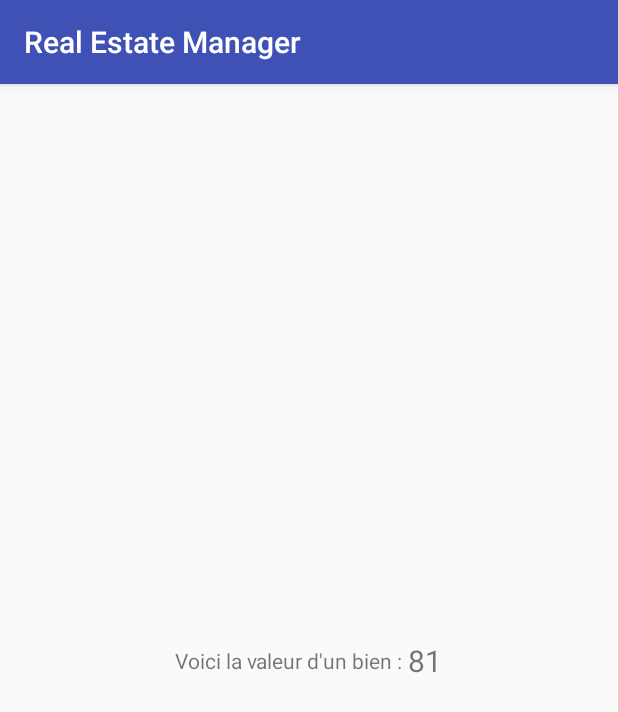
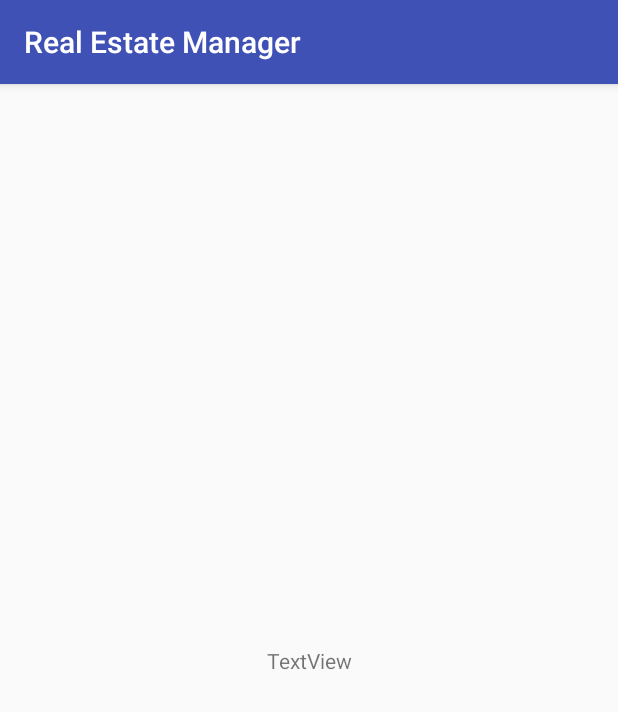
Before and after one commit to zood234/realestatemanager, an Android app: the screen it shows after launch (MainActivity before the commit, MainActivityKotlin after it), on a phone screen of 412 x 824 dp. Shown: the top 712 px of the screen. Run offline under Robolectric (Android 15) with nearby library versions, the phone set to English and light mode, and no system bars.

Commit message:
Refactor so i can use Kotlin

```diff
--- a/app/src/main/java/com/openclassrooms/realestatemanager/MainActivity.java
+++ b/app/src/main/java/com/openclassrooms/realestatemanager/MainActivity.java
@@ -1,6 +1,6 @@
 package com.openclassrooms.realestatemanager;
 
-import android.support.v7.app.AppCompatActivity;
+import androidx.appcompat.app.AppCompatActivity;
 import android.os.Bundle;
 import android.widget.TextView;
 
--- /dev/null
+++ b/app/src/main/java/com/openclassrooms/realestatemanager/MainActivityKotlin.kt
@@ -0,0 +1,11 @@
+package com.openclassrooms.realestatemanager
+
+import androidx.appcompat.app.AppCompatActivity
+import android.os.Bundle
+
+class MainActivityKotlin : AppCompatActivity() {
+    override fun onCreate(savedInstanceState: Bundle?) {
+        super.onCreate(savedInstanceState)
+        setContentView(R.layout.activity_main_kotlin)
+    }
+}
--- a/app/src/main/java/com/openclassrooms/realestatemanager/SecondActivity.java
+++ b/app/src/main/java/com/openclassrooms/realestatemanager/SecondActivity.java
@@ -1,6 +1,6 @@
 package com.openclassrooms.realestatemanager;
 
-import android.support.v7.app.AppCompatActivity;
+import androidx.appcompat.app.AppCompatActivity;
 import android.os.Bundle;
 
 public class SecondActivity extends AppCompatActivity {
--- a/app/src/main/res/layout/activity_main.xml
+++ b/app/src/main/res/layout/activity_main.xml
@@ -1,5 +1,5 @@
 <?xml version="1.0" encoding="utf-8"?>
-<android.support.constraint.ConstraintLayout xmlns:android="http://schemas.android.com/apk/res/android"
+<androidx.constraintlayout.widget.ConstraintLayout xmlns:android="http://schemas.android.com/apk/res/android"
     xmlns:app="http://schemas.android.com/apk/res-auto"
     xmlns:tools="http://schemas.android.com/tools"
     android:layout_width="match_parent"
@@ -35,4 +35,4 @@
     </LinearLayout>
 
 
-</android.support.constraint.ConstraintLayout>
+</androidx.constraintlayout.widget.ConstraintLayout>
--- /dev/null
+++ b/app/src/main/res/layout/activity_main_kotlin.xml
@@ -0,0 +1,18 @@
+<?xml version="1.0" encoding="utf-8"?>
+<androidx.constraintlayout.widget.ConstraintLayout xmlns:android="http://schemas.android.com/apk/res/android"
+    xmlns:app="http://schemas.android.com/apk/res-auto"
+    xmlns:tools="http://schemas.android.com/tools"
+    android:layout_width="match_parent"
+    android:layout_height="match_parent"
+    tools:context=".MainActivityKotlin">
+
+    <TextView
+        android:id="@+id/textView"
+        android:layout_width="wrap_content"
+        android:layout_height="wrap_content"
+        android:text="TextView"
+        app:layout_constraintBottom_toBottomOf="parent"
+        app:layout_constraintEnd_toEndOf="parent"
+        app:layout_constraintStart_toStartOf="parent"
+        app:layout_constraintTop_toTopOf="parent" />
+</androidx.constraintlayout.widget.ConstraintLayout>
--- a/app/src/main/res/layout/activity_second.xml
+++ b/app/src/main/res/layout/activity_second.xml
@@ -1,5 +1,5 @@
 <?xml version="1.0" encoding="utf-8"?>
-<android.support.constraint.ConstraintLayout xmlns:android="http://schemas.android.com/apk/res/android"
+<androidx.constraintlayout.widget.ConstraintLayout xmlns:android="http://schemas.android.com/apk/res/android"
     xmlns:app="http://schemas.android.com/apk/res-auto"
     xmlns:tools="http://schemas.android.com/tools"
     android:layout_width="match_parent"
@@ -24,4 +24,4 @@
 
     </LinearLayout>
 
-</android.support.constraint.ConstraintLayout>
+</androidx.constraintlayout.widget.ConstraintLayout>
--- a/build.gradle
+++ b/build.gradle
@@ -7,7 +7,8 @@ buildscript {
         jcenter()
     }
     dependencies {
-        classpath 'com.android.tools.build:gradle:3.0.0'
+        classpath 'com.android.tools.build:gradle:7.0.3'
+        classpath 'org.jetbrains.kotlin:kotlin-gradle-plugin:1.6.0'
 
 
         // NOTE: Do not place your application dependencies here; they belong
--- a/gradle.properties
+++ b/gradle.properties
@@ -9,6 +9,8 @@
 
 # Specifies the JVM arguments used for the daemon process.
 # The setting is particularly useful for tweaking memory settings.
+android.enableJetifier=true
+android.useAndroidX=true
 org.gradle.jvmargs=-Xmx1536m
 
 # When configured, Gradle will run in incubating parallel mode.
```
Also changed, not shown: app/build.gradle (+9 -7 lines), app/src/main/AndroidManifest.xml (+5 -2 lines), gradle/wrapper/gradle-wrapper.properties, 1 other file.
